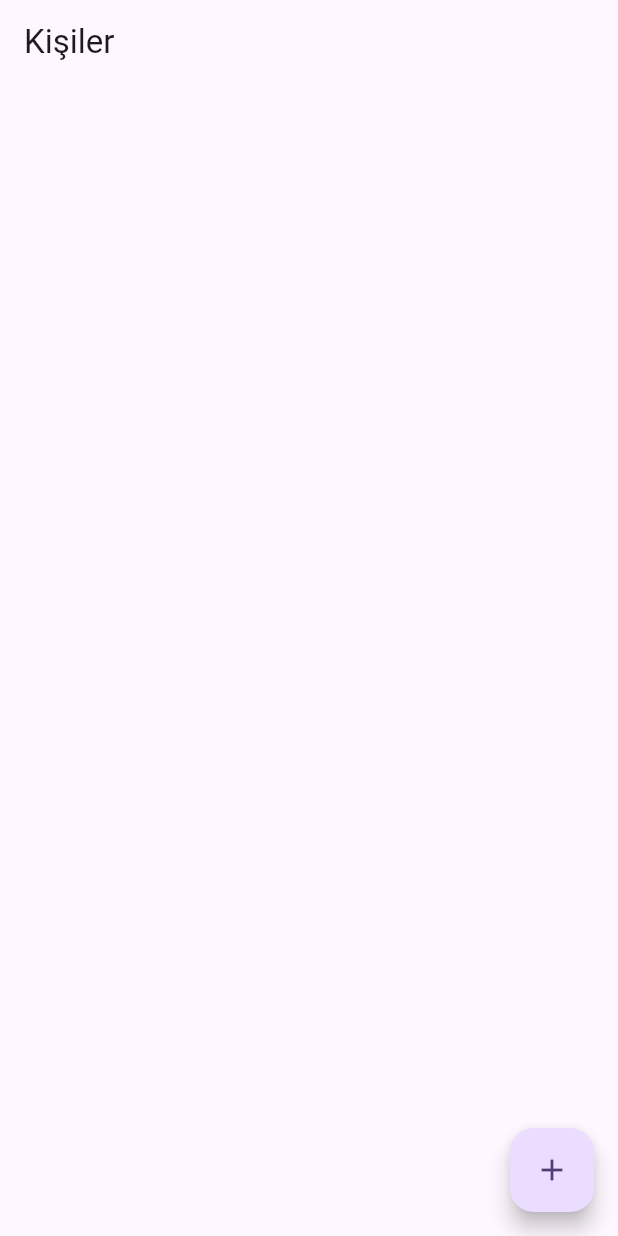
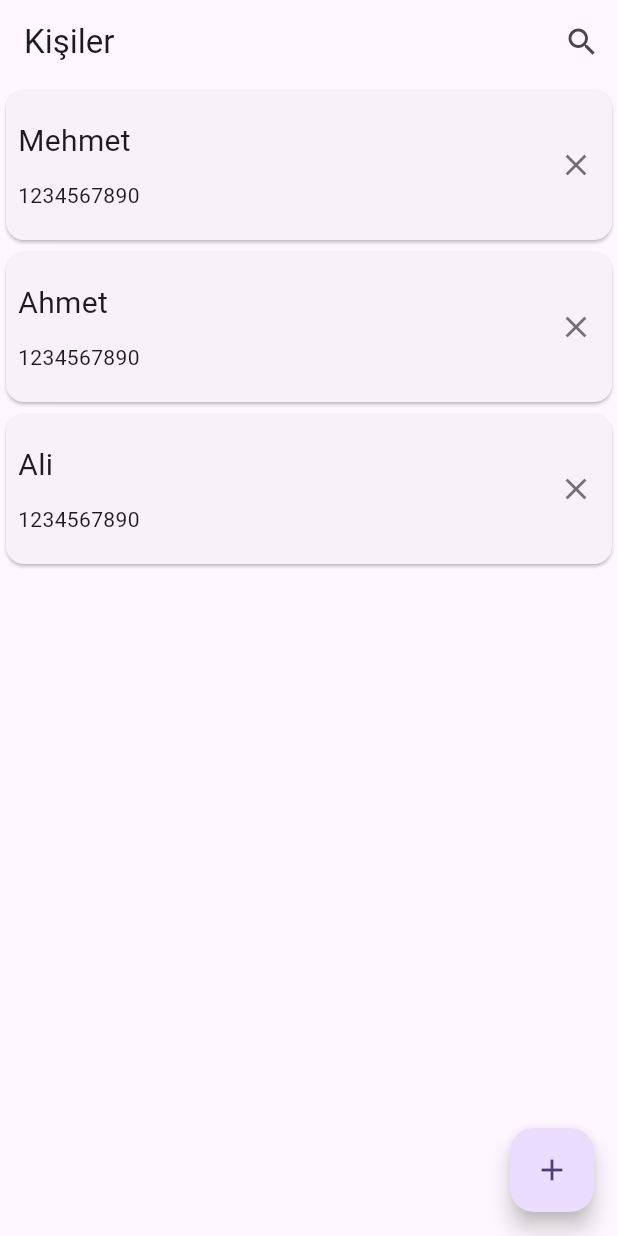
Before and after one commit to akgullberk/MyFlutterBook, a Flutter app: the screen it shows after launch, on a phone screen of 412 x 824 dp. Run offline on Flutter 3.47's test engine with Material 3 defaults, Android fonts, the phone set to English and light mode, and no system bars.

Commit message:
Kişiler Uygulaması Tasarım - AppBar Arama - ListView

```diff
--- a/kisiler_uygulamasi/lib/ui/views/anasayfa.dart
+++ b/kisiler_uygulamasi/lib/ui/views/anasayfa.dart
@@ -1,4 +1,6 @@
 import 'package:flutter/material.dart';
+import 'package:kisiler_uygulamasi/data/entity/kisiler.dart';
+import 'package:kisiler_uygulamasi/ui/views/detay_sayfa.dart';
 import 'package:kisiler_uygulamasi/ui/views/kayit_sayfa.dart';
 
 class Anasayfa extends StatefulWidget {
@@ -9,11 +11,115 @@ class Anasayfa extends StatefulWidget {
 }
 
 class _AnasayfaState extends State<Anasayfa> {
+  bool aramaYapiliyorMu = false;
+
+  Future<void> ara(String AramaKelimesi) async{
+    print("Kişi Ara: $AramaKelimesi");
+  }
+
+  Future <List<Kisiler>> kisileriYukle() async{
+    var kisilerListesi = <Kisiler>[];
+    var kisi1 = Kisiler(kisi_id: 1, kisi_ad: "Mehmet", kisi_tel: "1234567890");
+    var kisi2 = Kisiler(kisi_id: 2, kisi_ad: "Ahmet", kisi_tel: "1234567890");
+    var kisi3 = Kisiler(kisi_id: 3, kisi_ad: "Ali", kisi_tel: "1234567890");
+
+
+    kisilerListesi.add(kisi1);
+    kisilerListesi.add(kisi2);
+    kisilerListesi.add(kisi3);
+
+    return kisilerListesi;
+
+  }
+
+   Future<void> sil(int kisi_id) async{
+    print("Kişi sil : $kisi_id");
+  }
+
   @override
   Widget build(BuildContext context) {
     return Scaffold(
-      appBar: AppBar(title: const Text("Kişiler"),),
-      body: const Center(),
+      appBar: AppBar(
+        title: aramaYapiliyorMu ?
+        TextField(
+          decoration: const InputDecoration(hintText: "Ara"),
+          onChanged: (aramaSonucu){
+            ara(aramaSonucu);
+          },
+        )
+          :
+          const Text("Kişiler"),
+        actions: [
+          aramaYapiliyorMu ?
+          IconButton(onPressed: (){
+            setState(() {
+              aramaYapiliyorMu = false;
+            });
+
+          }, icon: const Icon(Icons.clear))
+          :
+          IconButton(onPressed: (){
+            setState(() {
+              aramaYapiliyorMu = true;
+            });
+          }, icon: const Icon(Icons.search))
+
+        ],
+
+        ),
+      body:  FutureBuilder<List<Kisiler>>(
+        future: kisileriYukle(),
+        builder: (context, snapshot){
+          if(snapshot.hasData){
+            var kisilerListesi = snapshot.data!;
+            return ListView.builder(
+              itemCount: kisilerListesi.length,
+              itemBuilder: (context, indeks) {
+                var kisi = kisilerListesi[indeks];
+                return GestureDetector(
+                  onTap: (){
+                    Navigator.push(context, MaterialPageRoute(builder: (context) => DetaySayfa(kisi: kisi,)))
+                      .then((value){
+                      print("Anasayfaya dönüldü");
+                      });
+                  },
+                  child: Card(
+                    child: SizedBox(height: 100,
+                      child: Row(
+                        children: [
+                          Padding(
+                            padding: const EdgeInsets.all(8.0),
+                            child: Column( mainAxisAlignment: MainAxisAlignment.spaceEvenly,
+                            crossAxisAlignment: CrossAxisAlignment.start,
+                              children: [
+                                Text(kisi.kisi_ad!, style: TextStyle(fontSize: 20),),
+                                Text(kisi.kisi_tel!)
+                              ],
+                            ),
+                          ),
+                          const Spacer(),
+                          IconButton(onPressed: (){
+                            ScaffoldMessenger.of(context).showSnackBar(SnackBar(content: Text("${kisi.kisi_ad} silinsin mi ?"),
+                            action: SnackBarAction(label: "Evet", onPressed: (){
+                              sil(kisi.kisi_id!);
+                            }),
+                            ));
+                          }, icon: const Icon(Icons.clear),color: Colors.black54,)
+                      ]),
+                    ),
+
+                  ),
+                );
+
+              },
+            );
+
+          }else{
+            return const Center();
+          }
+        },
+
+      ),
       floatingActionButton: FloatingActionButton(
           onPressed: (){
             Navigator.push(context, MaterialPageRoute(builder: (context) => const KayitSayfa()))
```
Also changed, not shown: kisiler_uygulamasi/lib/ui/views/detay_sayfa.dart (+34 -3 lines).
